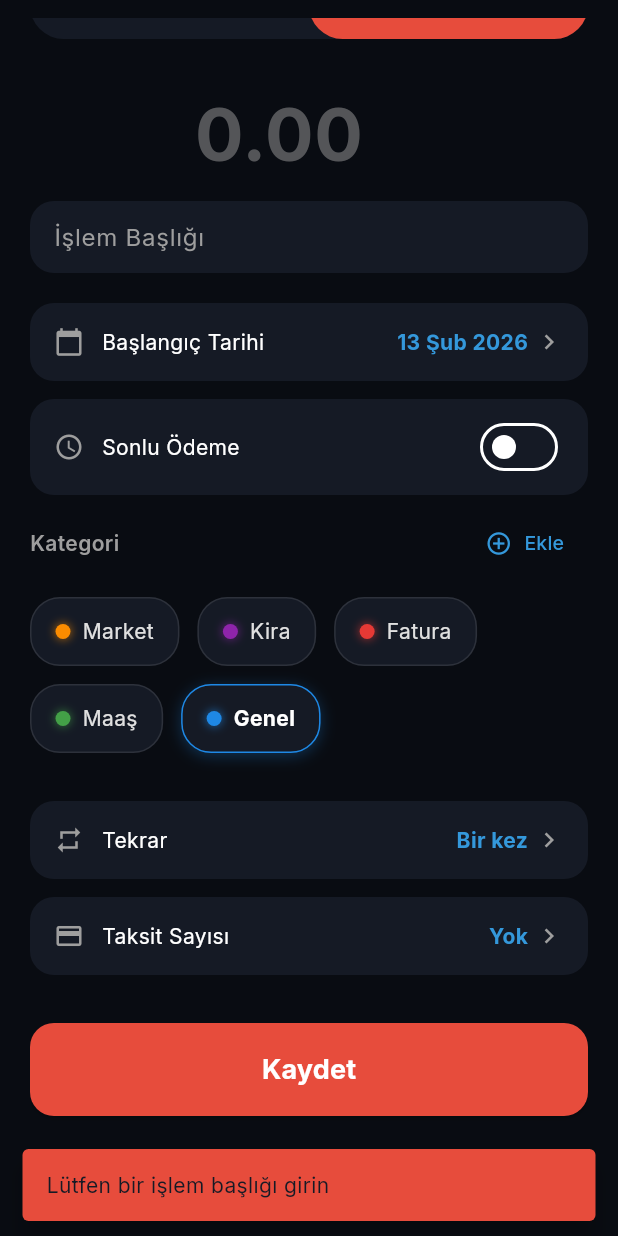
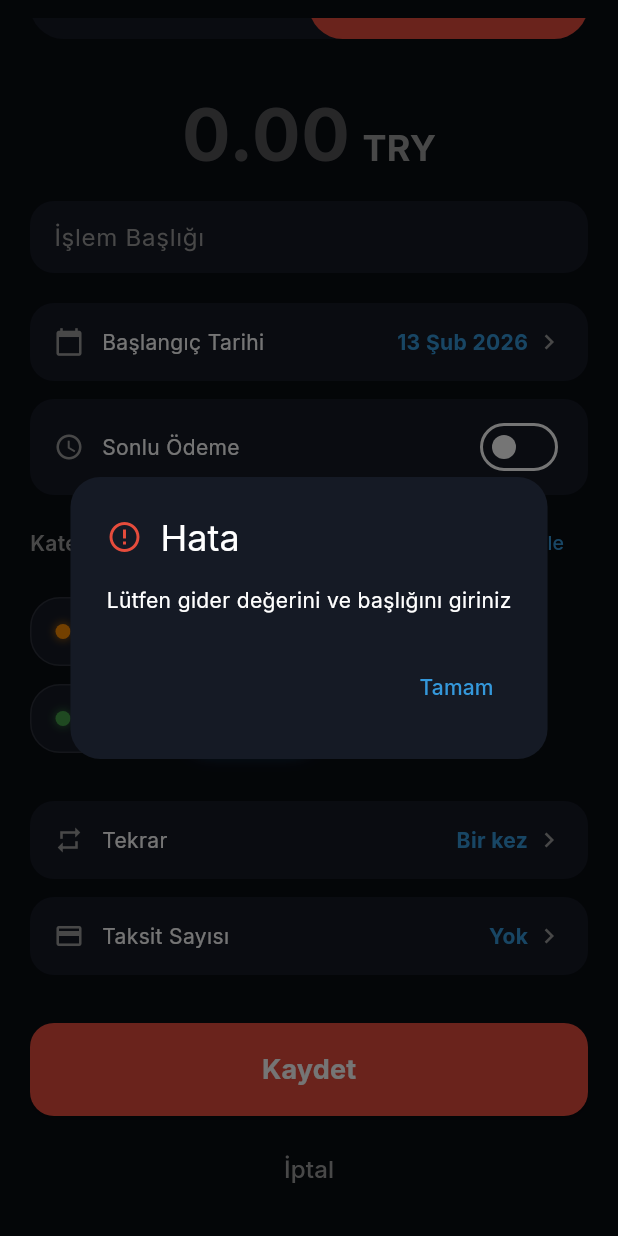
Before and after one commit to rks020/ProFinans, a Flutter app: the AddTransactionModal widget shown alone on an empty page, opened directly, scrolled down 90 dp, after a tap on "Kaydet", on a phone screen of 412 x 824 dp. Run offline on Flutter 3.47's test engine with Material 3 defaults, Android fonts, the phone set to English and light mode, and no system bars; our stand-ins replace fl_chart, flutter_riverpod, freezed_annotation, google_fonts, hive_ce, hive_ce_flutter and 2 more; accounts and stored records are empty; generated files the repository leaves out were written again; statements that could not run were skipped.

```diff
--- a/lib/ui/widgets/add_transaction_modal.dart
+++ b/lib/ui/widgets/add_transaction_modal.dart
@@ -137,20 +137,36 @@ class _AddTransactionModalState extends ConsumerState<AddTransactionModal> {
             ),
             const SizedBox(height: 20),
 
-            // Tutar
-            TextField(
+            // Taksit (Sadece Giderse ve Yeni Eklemedeyse)
+            // Tutar Alanı - Currency Badge her zaman görünür olacak
+            // Tutar Alanı - Currency Badge her zaman görünür olacak
+            Center(
+              child: Row(
+                mainAxisSize: MainAxisSize.min,
+                crossAxisAlignment: CrossAxisAlignment.baseline,
+                textBaseline: TextBaseline.alphabetic,
+                children: [
+                  IntrinsicWidth(
+                    child: TextField(
                       controller: _amountController,
                       keyboardType: const TextInputType.numberWithOptions(decimal: true),
                       style: const TextStyle(fontSize: 48, fontWeight: FontWeight.bold, color: Colors.white),
                       decoration: InputDecoration(
                         hintText: '0.00',
                         hintStyle: TextStyle(color: Colors.grey.withOpacity(0.5)),
-                suffixText: settings.selectedCurrency,
-                suffixStyle: const TextStyle(fontSize: 20, color: Colors.grey),
                         border: InputBorder.none,
                       ),
                       textAlign: TextAlign.center,
                       autofocus: !isEditing,
+                    ),
+                  ),
+                  const SizedBox(width: 8),
+                  Text(
+                    settings.selectedCurrency,
+                    style: const TextStyle(fontSize: 24, fontWeight: FontWeight.bold, color: Colors.grey),
+                  ),
+                ],
+              ),
             ),
 
             // İşlem Adı
@@ -634,15 +650,14 @@ class _AddTransactionModalState extends ConsumerState<AddTransactionModal> {
       return;
     }
 
-    if (_titleController.text.trim().isEmpty) {
-      _showError('Lütfen bir işlem başlığı girin');
-      return;
-    }
-
     final cleanAmount = _amountController.text.replaceAll(',', '.');
     final amount = double.tryParse(cleanAmount) ?? 0;
-    if (amount <= 0) {
-      _showError('Lütfen geçerli bir tutar girin');
+    final isTitleEmpty = _titleController.text.trim().isEmpty;
+    final isAmountInvalid = amount <= 0;
+
+    if (isTitleEmpty || isAmountInvalid) {
+      final typeText = _type == TransactionType.income ? 'gelir' : 'gider';
+      _showError('Lütfen $typeText değerini ve başlığını giriniz');
       return;
     }
 
@@ -828,12 +843,28 @@ class _AddTransactionModalState extends ConsumerState<AddTransactionModal> {
   }
 
   void _showError(String message) {
-    ScaffoldMessenger.of(context).showSnackBar(
-      SnackBar(
-        content: Text(message),
-        backgroundColor: AppTheme.expenseColor,
-        behavior: SnackBarBehavior.floating,
-        duration: const Duration(seconds: 2),
+    // Klavye açıksa kapatalım ki dialog düzgün görünsün
+    FocusScope.of(context).unfocus();
+
+    showDialog(
+      context: context,
+      builder: (context) => AlertDialog(
+        backgroundColor: AppTheme.surfaceColor,
+        shape: RoundedRectangleBorder(borderRadius: BorderRadius.circular(20)),
+        title: const Row(
+          children: [
+            Icon(Icons.error_outline, color: AppTheme.expenseColor),
+            SizedBox(width: 12),
+            Text('Hata', style: TextStyle(color: Colors.white)),
+          ],
+        ),
+        content: Text(message, style: const TextStyle(color: Colors.white)),
+        actions: [
+          TextButton(
+            onPressed: () => Navigator.pop(context),
+            child: const Text('Tamam', style: TextStyle(color: AppTheme.futureColor)),
+          ),
+        ],
       ),
     );
   }
--- a/pubspec.yaml
+++ b/pubspec.yaml
@@ -43,6 +43,7 @@ dependencies:
   intl: ^0.20.2
   uuid: ^4.5.2
   google_fonts: ^8.0.1
+  share_plus: ^12.0.1
 
 dev_dependencies:
   flutter_test:
```
Also changed, not shown: lib/ui/screens/settings_screen.dart (+27 -10 lines), lib/ui/screens/yearly_analysis_screen.dart (added, +368 -0 lines), pubspec.lock, 2 other files. Lines whose indentation alone changed are shown as unchanged.
